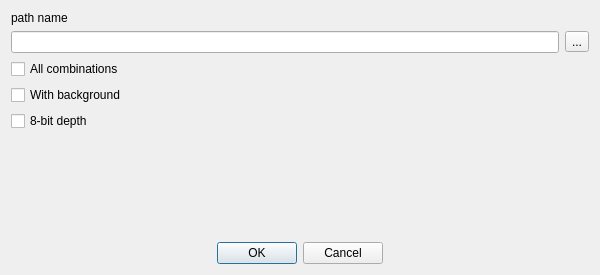
Old version of the form src/gui/dialogs/painter_image.ui in the repository cppd/math.
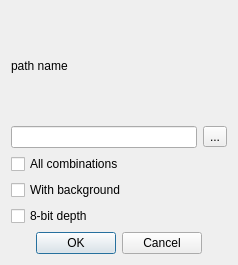
New version of the form.

Commit message: painter image dialog

```diff
--- a/src/gui/dialogs/painter_image.ui
+++ b/src/gui/dialogs/painter_image.ui
@@ -6,16 +6,10 @@
    <rect>
     <x>0</x>
     <y>0</y>
-    <width>600</width>
-    <height>275</height>
+    <width>238</width>
+    <height>265</height>
    </rect>
   </property>
-  <property name="minimumSize">
-   <size>
-    <width>600</width>
-    <height>0</height>
-   </size>
-  </property>
   <property name="windowTitle">
    <string>Dialog</string>
   </property>
@@ -62,19 +56,6 @@
      </property>
     </widget>
    </item>
-   <item>
-    <spacer name="verticalSpacer">
-     <property name="orientation">
-      <enum>Qt::Vertical</enum>
-     </property>
-     <property name="sizeHint" stdset="0">
-      <size>
-       <width>20</width>
-       <height>40</height>
-      </size>
-     </property>
-    </spacer>
-   </item>
    <item>
     <widget class="QDialogButtonBox" name="buttonBox">
      <property name="orientation">
```
The commit also changes 1 other file.
